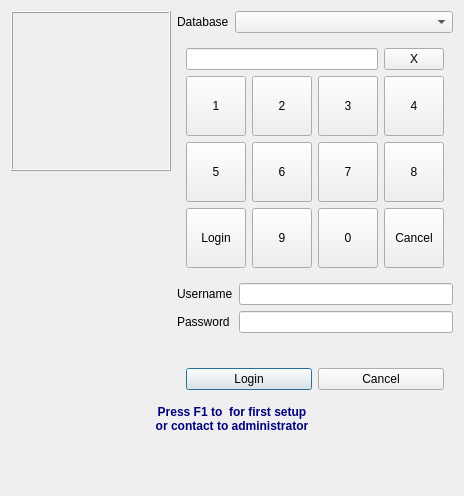
End1-1/Resort, file Resort/login.ui: the form before one commit.
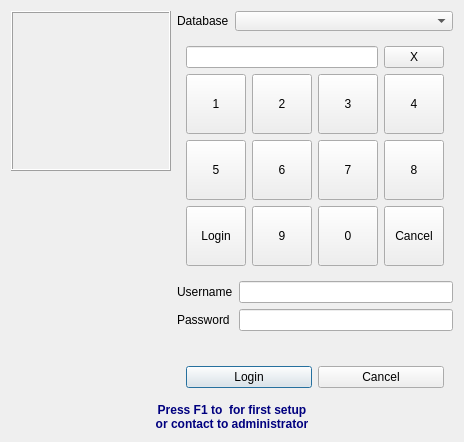
The form after the commit. Icons and pictures are not drawn.

```diff
--- a/Resort/login.ui
+++ b/Resort/login.ui
@@ -7,7 +7,7 @@
     <x>0</x>
     <y>0</y>
     <width>460</width>
-    <height>496</height>
+    <height>433</height>
    </rect>
   </property>
   <property name="sizePolicy">
```
Left out of the diff: 21 changed lines with no effect on the pictures.
